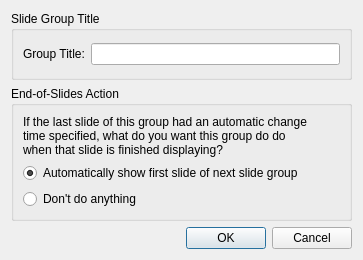
The window that src/SlideGroupSettingsDialog.ui (google-code-export/dviz) describes before a commit, drawn with Qt 5.
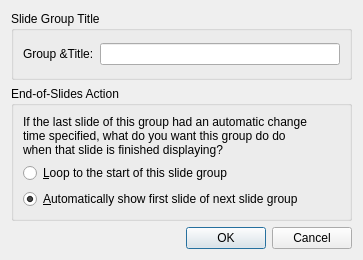
The same window after the commit.

Commit message: Added horizontal/vertical centering buttons in editor. Added keyboard accelerators to Slide group prop dialog and renamed 2nd option to 'loop'. Moved group prop btn right one item in the editor's toolbar.

```diff
--- a/src/SlideGroupSettingsDialog.ui
+++ b/src/SlideGroupSettingsDialog.ui
@@ -23,7 +23,7 @@
       <item>
        <widget class="QLabel" name="label_2">
         <property name="text">
-         <string>Group Title:</string>
+         <string>Group &amp;Title:</string>
         </property>
        </widget>
       </item>
@@ -48,23 +48,23 @@
         </property>
        </widget>
       </item>
+      <item>
+	      <widget class="QRadioButton" name="rNothing">
+		      <property name="text">
+			      <string>&amp;Loop to the start of this slide group</string>
+		      </property>
+	      </widget>
+      </item>
       <item>
        <widget class="QRadioButton" name="rChange">
         <property name="text">
-         <string>Automatically show first slide of next slide group</string>
+         <string>&amp;Automatically show first slide of next slide group</string>
         </property>
         <property name="checked">
          <bool>true</bool>
         </property>
        </widget>
       </item>
-      <item>
-       <widget class="QRadioButton" name="rNothing">
-        <property name="text">
-         <string>Don't do anything</string>
-        </property>
-       </widget>
-      </item>
      </layout>
     </widget>
    </item>
```
The commit also changes 5 other files.
